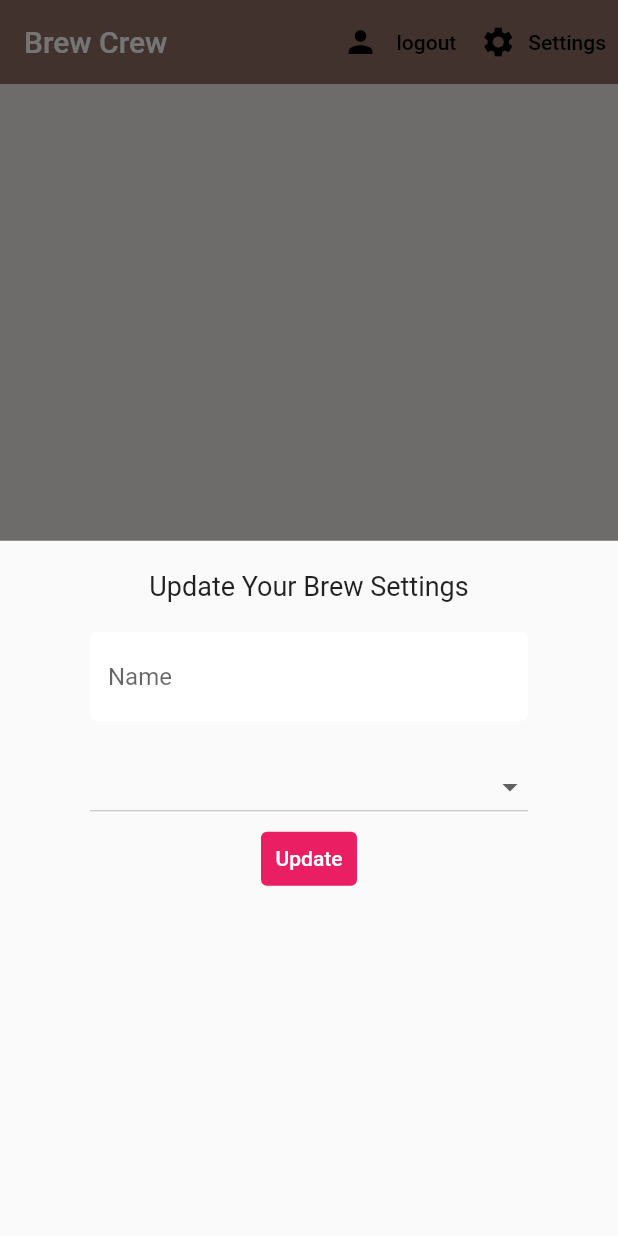
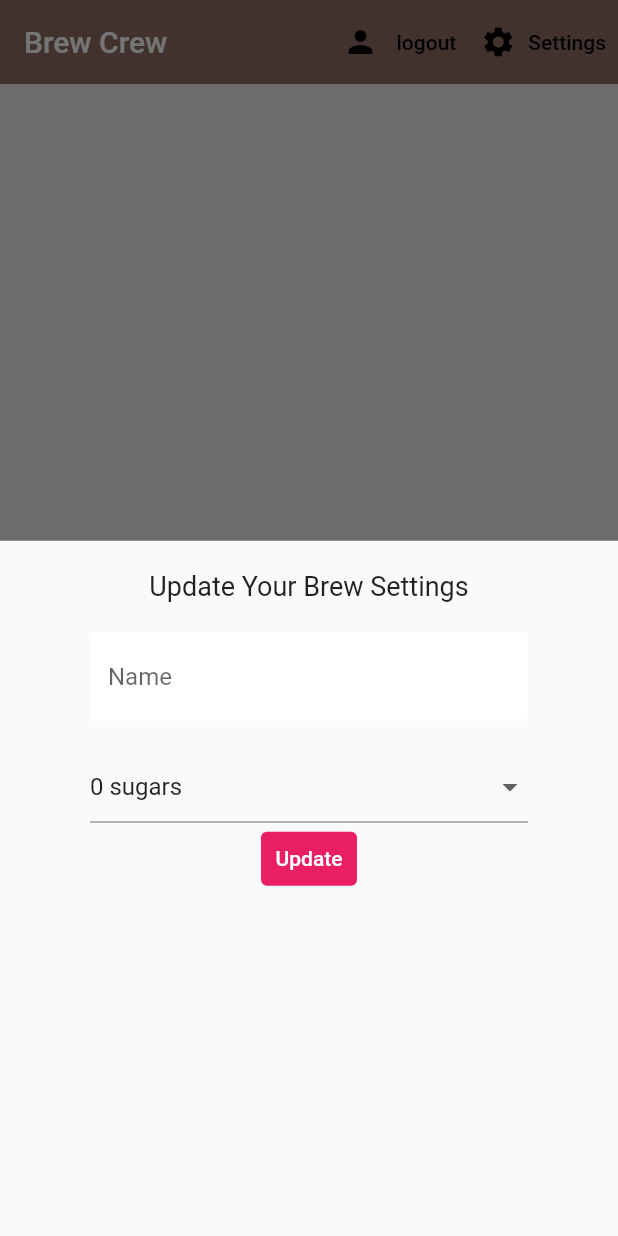
Before and after one commit to almamarie/netninja_flutter_firebase_with_sound_null, a Flutter app: the screen it shows once a user with an empty profile is signed in, after a tap on "Settings", on a phone screen of 412 x 824 dp. Run offline on Flutter 3.47's test engine with Material 2 defaults, Android fonts, the light colour scheme and no system bars; our stand-ins replace cloud_firestore, firebase_auth, firebase_core; accounts and stored records are empty.

Commit message:
Solved the drop down manu error

```diff
--- a/lib/screens/home/settings_form.dart
+++ b/lib/screens/home/settings_form.dart
@@ -12,7 +12,7 @@ final _formKey = GlobalKey<FormState>();
 final List<String> sugars = ['0', '1', '2', '3', '4'];
 
 String _currentName = '';
-String _currentSugars = '';
+String _currentSugars = '0';
 int _currentStrength = 0;
 
 class _SettingsFormState extends State<SettingsForm> {
@@ -41,9 +41,9 @@ class _SettingsFormState extends State<SettingsForm> {
           ),
           // dropdowm
 
-          DropdownButton(
+          DropdownButtonFormField(
              isExpanded: true,
-              value: Text('$_currentSugars sugars'),
+            value: _currentSugars == ' ' ? sugars[0] : sugars[0],
             items: sugars.map(
               (sugar) {
                 return DropdownMenuItem(
@@ -53,10 +53,13 @@ class _SettingsFormState extends State<SettingsForm> {
               },
             ).toList(),
             onChanged: (val) {
-                setState(() {
+              setState(
+                () {
                   _currentSugars = val.toString();
-                });
-              }),
+                },
+              );
+            },
+          ),
 
           //slider
 
```
Lines whose indentation alone changed are shown as unchanged.
